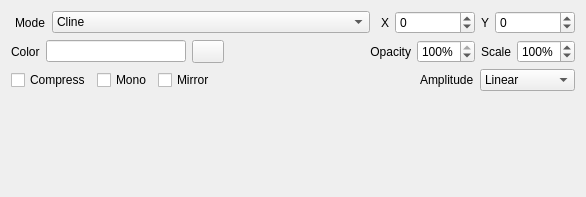
First picture: the form in src/avp/components/waveform.ui, repository djfun/audio-visualizer-python, before the edit.
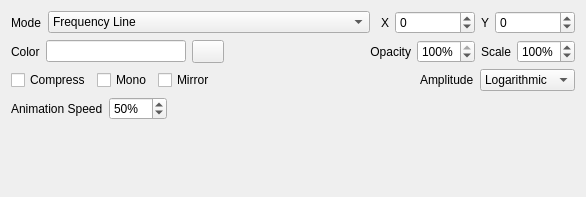
Second picture: the form after the edit.

Commit message: Waveform component: fix #74 - new animation speed option

```diff
--- a/src/avp/components/waveform.ui
+++ b/src/avp/components/waveform.ui
@@ -27,11 +27,6 @@
   </property>
   <layout class="QVBoxLayout" name="verticalLayout_2">
    <item>
-    <layout class="QVBoxLayout" name="verticalLayout">
-     <property name="leftMargin">
-      <number>4</number>
-     </property>
-     <item>
       <layout class="QHBoxLayout" name="horizontalLayout_8">
        <item>
         <widget class="QLabel" name="label_textColor">
@@ -54,6 +49,16 @@
        </item>
        <item>
         <widget class="QComboBox" name="comboBox_mode">
+       <item>
+        <property name="text">
+         <string>Frequency Line</string>
+        </property>
+       </item>
+       <item>
+        <property name="text">
+         <string>Frequency Bar</string>
+        </property>
+       </item>
          <item>
           <property name="text">
            <string>Cline</string>
@@ -178,8 +183,6 @@
        </item>
       </layout>
      </item>
-    </layout>
-   </item>
    <item>
     <layout class="QHBoxLayout" name="horizontalLayout_9">
      <item>
@@ -339,11 +342,6 @@
      </item>
      <item>
       <widget class="QComboBox" name="comboBox_amplitude">
-       <item>
-        <property name="text">
-         <string>Linear</string>
-        </property>
-       </item>
        <item>
         <property name="text">
          <string>Logarithmic</string>
@@ -363,6 +361,49 @@
      </item>
     </layout>
    </item>
+   <item>
+    <layout class="QHBoxLayout" name="horizontalLayout">
+     <item>
+      <widget class="QLabel" name="label_speed">
+       <property name="text">
+        <string>Animation Speed</string>
+       </property>
+      </widget>
+     </item>
+     <item>
+      <widget class="QSpinBox" name="spinBox_speed">
+       <property name="suffix">
+        <string>%</string>
+       </property>
+       <property name="minimum">
+        <number>10</number>
+       </property>
+       <property name="maximum">
+        <number>100</number>
+       </property>
+       <property name="singleStep">
+        <number>10</number>
+       </property>
+       <property name="value">
+        <number>50</number>
+       </property>
+      </widget>
+     </item>
+     <item>
+      <spacer name="horizontalSpacer_3">
+       <property name="orientation">
+        <enum>Qt::Orientation::Horizontal</enum>
+       </property>
+       <property name="sizeHint" stdset="0">
+        <size>
+         <width>40</width>
+         <height>20</height>
+        </size>
+       </property>
+      </spacer>
+     </item>
+    </layout>
+   </item>
    <item>
     <spacer name="verticalSpacer">
      <property name="orientation">
```
Left out of the diff: 40 changed lines with no effect on the pictures. Lines whose indentation alone changed are shown as unchanged. The commit also changes 1 other file.
